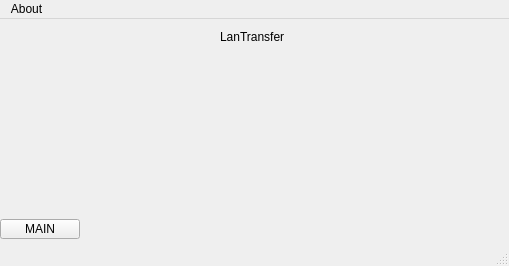
Qt form main.ui (JerzySpendel/LanTransfer) before a commit.
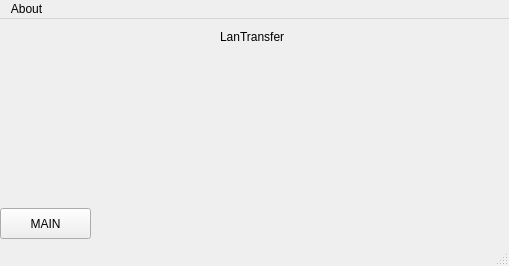
The same form after that commit.

The edit to the form file:
```diff
--- a/main.ui
+++ b/main.ui
@@ -56,9 +56,9 @@
     <property name="geometry">
      <rect>
       <x>0</x>
-      <y>200</y>
-      <width>80</width>
-      <height>20</height>
+      <y>189</y>
+      <width>91</width>
+      <height>31</height>
      </rect>
     </property>
     <property name="text">
```
